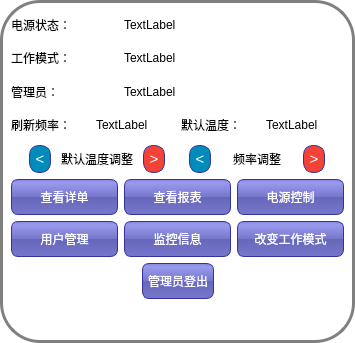
Before: the Qt Designer form Master/managercontrolpanel.ui in L-Jay1999/DistributedTemperatureControlSystem, drawn with Qt 5.
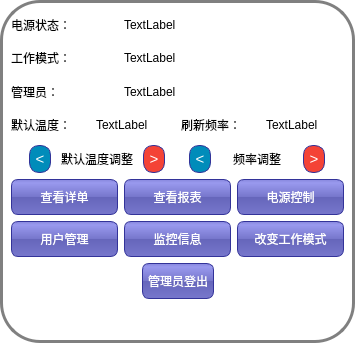
After: the same form once the commit is applied.

What changed in the file:
```diff
--- a/Master/managercontrolpanel.ui
+++ b/Master/managercontrolpanel.ui
@@ -344,14 +344,14 @@
      <item>
       <layout class="QHBoxLayout" name="horizontalLayout_8">
        <item>
-        <widget class="QLabel" name="label_4">
+        <widget class="QLabel" name="label_7">
          <property name="text">
-          <string>刷新频率：</string>
+          <string>默认温度：</string>
          </property>
         </widget>
        </item>
        <item>
-        <widget class="QLabel" name="label_rate">
+        <widget class="QLabel" name="label_default_degree">
          <property name="text">
           <string>TextLabel</string>
          </property>
@@ -362,14 +362,14 @@
      <item>
       <layout class="QHBoxLayout" name="horizontalLayout_9">
        <item>
-        <widget class="QLabel" name="label_7">
+        <widget class="QLabel" name="label_4">
          <property name="text">
-          <string>默认温度：</string>
+          <string>刷新频率：</string>
          </property>
         </widget>
        </item>
        <item>
-        <widget class="QLabel" name="label_default_degree">
+        <widget class="QLabel" name="label_rate">
          <property name="text">
           <string>TextLabel</string>
          </property>
```
